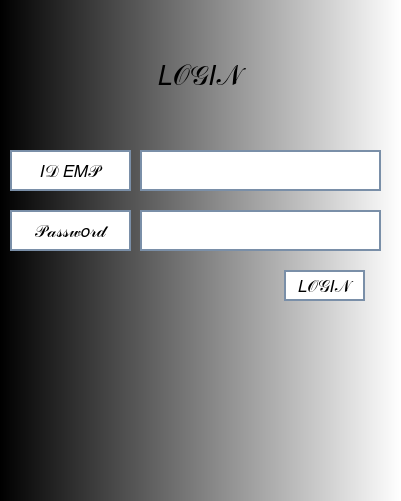
Old version of the form Ui/Login/u_login.ui in the repository Kodegmxz/Proyecto.
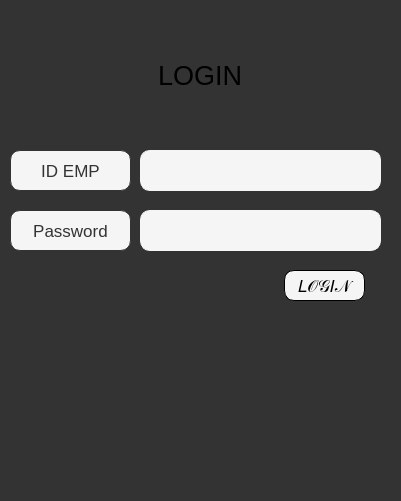
New version of the form.

```diff
--- a/Ui/Login/u_login.ui
+++ b/Ui/Login/u_login.ui
@@ -17,7 +17,7 @@
    <enum>Qt::LeftToRight</enum>
   </property>
   <property name="styleSheet">
-   <string notr="true">background-color:rgb(54, 54, 54)</string>
+   <string notr="true">background-color: rgb(51, 51, 51);</string>
   </property>
   <widget class="QWidget" name="fondogris" native="true">
    <property name="geometry">
@@ -29,9 +29,7 @@
     </rect>
    </property>
    <property name="styleSheet">
-    <string notr="true">
-background-color: rgb(80, 255, 176);
-background-color: qlineargradient(spread:pad, x1:0, y1:0, x2:1, y2:0, stop:0 rgba(0, 0, 0, 255), stop:1 rgba(255, 255, 255, 255));</string>
+    <string notr="true"/>
    </property>
    <widget class="QLabel" name="Title">
     <property name="geometry">
@@ -52,7 +50,7 @@
      <string notr="true">background-color: rgba(255, 255, 255, 0)</string>
     </property>
     <property name="text">
-     <string>𝐿𝒪𝒢𝐼𝒩</string>
+     <string>LOGIN</string>
     </property>
     <property name="textFormat">
      <enum>Qt::AutoText</enum>
@@ -83,9 +81,12 @@
      </font>
     </property>
     <property name="styleSheet">
-     <string notr="true">background-color:rgb(255, 255, 255);
-border: 2px solid rgb(122, 143, 168);
-padding: 5px;</string>
+     <string notr="true">QLineEdit
+{
+    background-color: #f5f5f5;
+    border: 1px solid #f5f5f5;
+    border-radius: 10px;
+}</string>
     </property>
     <property name="text">
      <string/>
@@ -113,11 +114,13 @@
      <enum>Qt::LeftToRight</enum>
     </property>
     <property name="styleSheet">
-     <string notr="true">background-color:rgb(255, 255, 255);
-border: 2px Solid rgb(122, 143, 168);</string>
+     <string notr="true">background-color: #f5f5f5;
+border: 1px solid #333333;
+border-radius: 10px;
+color: #333333</string>
     </property>
     <property name="text">
-     <string>𝐼𝒟 𝐸𝑀𝒫</string>
+     <string>ID EMP</string>
     </property>
     <property name="alignment">
      <set>Qt::AlignCenter</set>
@@ -142,11 +145,13 @@
      <enum>Qt::LeftToRight</enum>
     </property>
     <property name="styleSheet">
-     <string notr="true">background-color:rgb(255, 255, 255);
-border: 2px Solid rgb(122, 143, 168);</string>
+     <string notr="true">background-color: #f5f5f5;
+border: 1px solid #333333;
+border-radius: 10px;
+color: #333333</string>
     </property>
     <property name="text">
-     <string>𝒫𝒶𝓈𝓈𝓌𝑜𝓇𝒹</string>
+     <string>Password</string>
     </property>
     <property name="alignment">
      <set>Qt::AlignCenter</set>
@@ -168,9 +173,12 @@
      </font>
     </property>
     <property name="styleSheet">
-     <string notr="true">background-color:rgba(255, 255, 255);
-border: 2px solid rgb(122, 143, 168);
-padding: 5px;</string>
+     <string notr="true">QLineEdit
+{
+    background-color: #f5f5f5;
+    border: 1px solid #f5f5f5;
+    border-radius: 10px;
+}</string>
     </property>
     <property name="text">
      <string/>
@@ -195,8 +203,10 @@
      </font>
     </property>
     <property name="styleSheet">
-     <string notr="true">background-color: rgb(255, 255, 255);
-border: 2px solid rgb(122, 143, 168);</string>
+     <string notr="true">background-color: rgb(245, 245, 245);
+border: 1px solid;
+border-radius: 10px;
+</string>
     </property>
     <property name="text">
      <string>𝐿𝒪𝒢𝐼𝒩</string>
```
Left out of the diff: 4 changed lines with no effect on the pictures.
